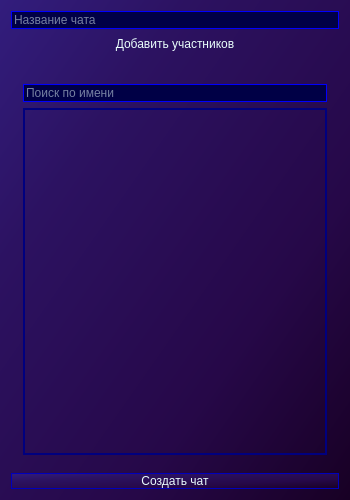
Qt form Client/NewChat.ui (zorroBinn/QuickDialog) before a commit.
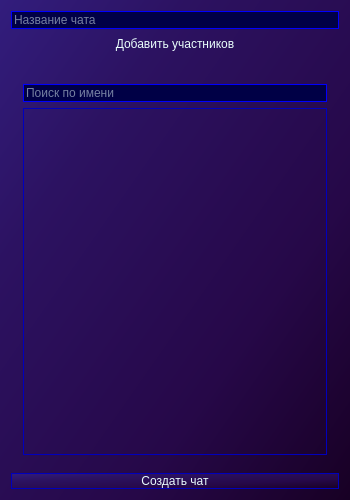
The same form after that commit. Icons and pictures are not drawn.

```diff
--- a/Client/NewChat.ui
+++ b/Client/NewChat.ui
@@ -107,27 +107,13 @@
          </widget>
         </item>
         <item>
-         <widget class="QScrollArea" name="scrollArea_Users">
-          <property name="focusPolicy">
-           <enum>Qt::ClickFocus</enum>
-          </property>
+         <widget class="QListWidget" name="listWidget_AllUsers">
           <property name="styleSheet">
-           <string notr="true">border: 1px solid rgb(0, 0, 127);
-</string>
+           <string notr="true">border: 1px solid rgb(0, 0, 190)</string>
           </property>
-          <property name="widgetResizable">
+          <property name="sortingEnabled">
            <bool>true</bool>
           </property>
-          <widget class="QWidget" name="scrollAreaWidgetContents_2">
-           <property name="geometry">
-            <rect>
-             <x>0</x>
-             <y>0</y>
-             <width>310</width>
-             <height>308</height>
-            </rect>
-           </property>
-          </widget>
          </widget>
         </item>
        </layout>
```
